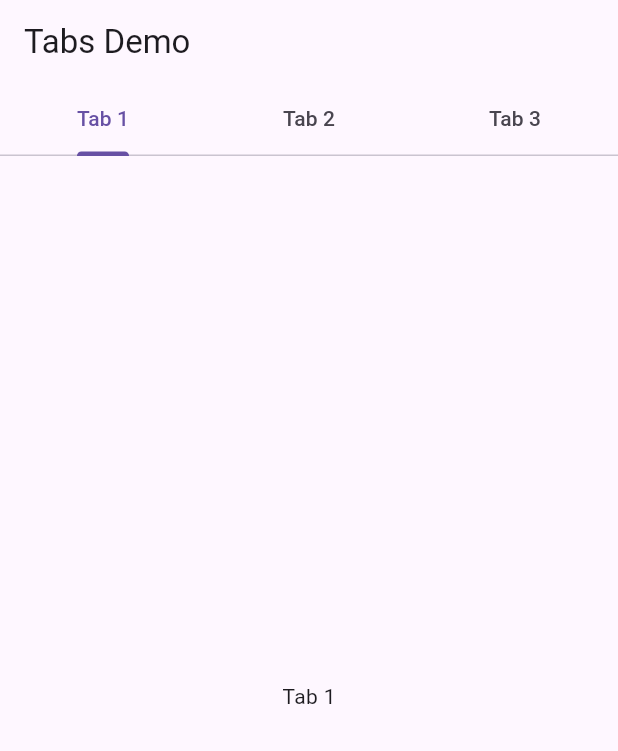
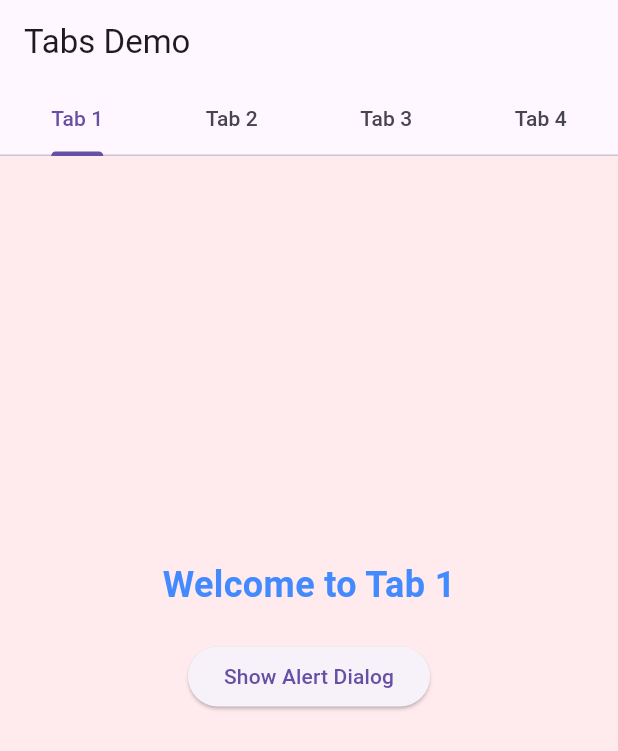
Before and after one commit to nitesh-kumar-15/mad-inclass-1, a Flutter app: the screen it shows after launch, on a phone screen of 412 x 824 dp. Shown: the top 751 px of the screen. Run offline on Flutter 3.47's test engine with Material 3 defaults, Android fonts, the light colour scheme and no system bars.

Commit message:
Task 1-4 implementation

```diff
--- a/lib/main.dart
+++ b/lib/main.dart
@@ -8,8 +8,9 @@ class MyApp extends StatelessWidget {
   @override
   Widget build(BuildContext context) {
     return MaterialApp(
+      // updated length to 4 tabs
       home: DefaultTabController(
-        length: 3,
+        length: 4,
         child: _TabsNonScrollableDemo(),
       ),
     );
@@ -39,9 +40,10 @@ class __TabsNonScrollableDemoState extends State<_TabsNonScrollableDemo>
   @override
   void initState() {
     super.initState();
+    // updated length to 4
     _tabController = TabController(
       initialIndex: 0,
-      length: 3,
+      length: 4,
       vsync: this,
     );
     _tabController.addListener(() {
@@ -58,17 +60,35 @@ class __TabsNonScrollableDemoState extends State<_TabsNonScrollableDemo>
     super.dispose();
   }
 
+  // Helper method for the Alert Dialog in Tab 1
+  Future<void> _showMyDialog() async {
+    return showDialog<void>(
+      context: context,
+      barrierDismissible: false,
+      builder: (BuildContext context) {
+        return AlertDialog(
+          title: const Text('Tab 1 Alert'),
+          content: const Text('This is the alert dialog for Tab 1.'),
+          actions: <Widget>[
+            TextButton(
+              child: const Text('Close'),
+              onPressed: () => Navigator.of(context).pop(),
+            ),
+          ],
+        );
+      },
+    );
+  }
+
   @override
   Widget build(BuildContext context) {
-// For the To do task hint: consider defining the widget and name of the tabs here
-    final tabs = ['Tab 1', 'Tab 2', 'Tab 3'];
+    // Defined 4 tabs
+    final tabs = ['Tab 1', 'Tab 2', 'Tab 3', 'Tab 4'];
 
     return Scaffold(
       appBar: AppBar(
         automaticallyImplyLeading: false,
-        title: Text(
-          'Tabs Demo',
-        ),
+        title: const Text('Tabs Demo'),
         bottom: TabBar(
           controller: _tabController,
           isScrollable: false,
@@ -80,12 +100,90 @@ class __TabsNonScrollableDemoState extends State<_TabsNonScrollableDemo>
       body: TabBarView(
         controller: _tabController,
         children: [
-// hint for the to do task:Considering creating the different for different tabs
-          for (final tab in tabs)
-            Center(
-              child: Text(tab),
+          // tab 1: Text Widget & alert dialog
+          Container(
+            color: Colors.red[50], // unique page color
+            child: Column(
+              mainAxisAlignment: MainAxisAlignment.center,
+              children: [
+                const Text(
+                  'Welcome to Tab 1',
+                  style: TextStyle(fontSize: 24, fontWeight: FontWeight.bold, color: Colors.blueAccent),
+                ),
+                const SizedBox(height: 20),
+                ElevatedButton(
+                  onPressed: _showMyDialog,
+                  child: const Text('Show Alert Dialog'),
+                ),
+              ],
             ),
+          ),
+
+          // tab 2: Image Widget & text inputs
+          Container(
+            color: Colors.blue[50], // unique page color
+            padding: const EdgeInsets.all(16.0),
+            child: Column(
+              children: [
+                const TextField(
+                  decoration: InputDecoration(labelText: 'Enter some text here'),
+                ),
+                const SizedBox(height: 20),
+                Image.network(
+                  'https://cas.gsu.edu/files/2019/07/CAS-HOME-page-banner.jpg', // placeholder image URL
+                  width: 150,
+                  height: 150,
+                ),
+              ],
+            ),
+          ),
+
+          // tab 3: Button Widget & SnackBar
+          Container(
+            color: Colors.green[50], // unique page color
+            child: Center(
+              child: ElevatedButton(
+                onPressed: () {
+                  ScaffoldMessenger.of(context).showSnackBar(
+                    SnackBar(content: Text('Button pressed in ${tabs[2]}!')),
+                  );
+                },
+                child: const Text('Click me'),
+              ),
+            ),
+          ),
+
+          // tab 4: ListView Widget & cards
+          Container(
+            color: Colors.orange[50], // unique page color
+            child: ListView(
+              padding: const EdgeInsets.all(8),
+              children: [
+                Card( // card widget implementation
+                  elevation: 4,
+                  child: ListTile(
+                    leading: const Icon(Icons.list),
+                    title: const Text('Item 1'),
+                    subtitle: const Text('Details for item 1'),
+                  ),
+                ),
+                Card(
+                  elevation: 4,
+                  child: ListTile(
+                    leading: const Icon(Icons.list),
+                    title: const Text('Item 2'),
+                    subtitle: const Text('Details for item 2'),
+                  ),
+                ),
+              ],
+            ),
+          ),
         ],
+      ),
+      // added Bottom App Bar
+      bottomNavigationBar: BottomAppBar(
+        shape: const CircularNotchedRectangle(),
+        child: Container(height: 50.0),
       ),
     );
   }
```
